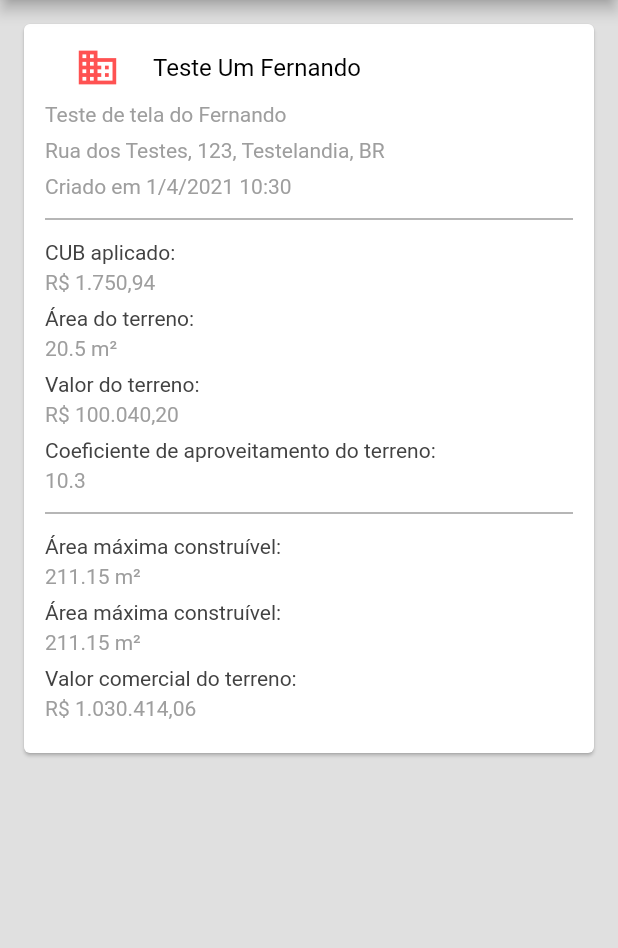
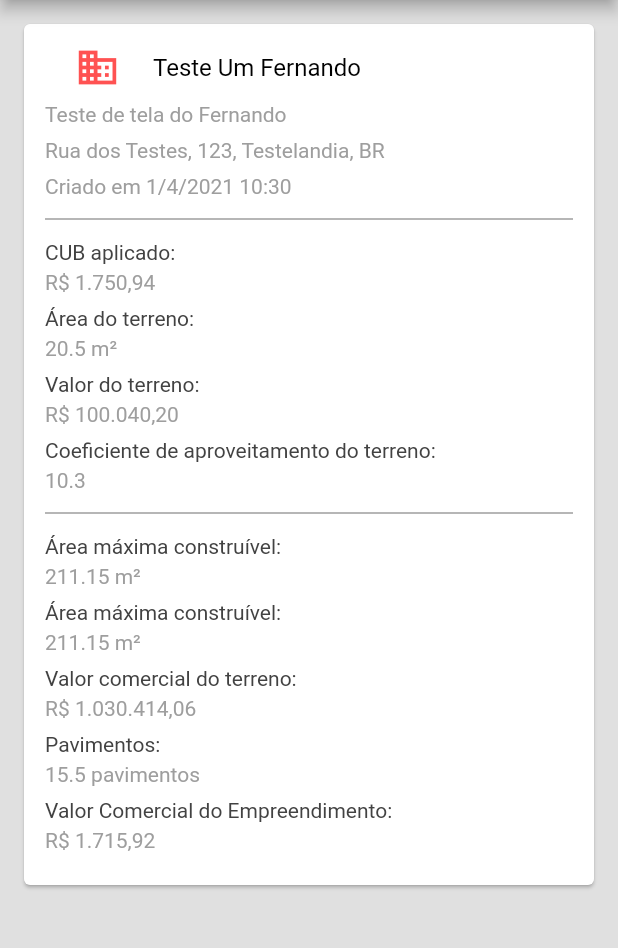
Before and after one commit to fviel/cve_app, a Flutter app: the screen it shows after launch, after a tap on "Exibir", on a phone screen of 412 x 824 dp, the part 84-1032 px from its top. Run offline on Flutter 3.47's test engine with Material 2 defaults, Android fonts, the phone set to English and light mode, and no system bars.

Commit message:
Correção de bugs

```diff
--- a/lib/telas/exibirEmpreendimento.dart
+++ b/lib/telas/exibirEmpreendimento.dart
@@ -24,10 +24,11 @@ class _ExibirEmpreendimentoState extends State<ExibirEmpreendimento> {
     //sempre rodo o build no ststate, então, se o array de dados estiver preenchido, usa ele, senão roteia pra tela
     empreendimento = empreendimento == null ? empreendimento : ModalRoute.of(context).settings.arguments ;
 
-    var f = NumberFormat('###,###.00#', 'pt_BR');
+    var f = NumberFormat('###,###,###.00', 'pt_BR');
     String valorFormatado = f.format(empreendimento.valorComercialTerreno);
     String valorCubFormatado = f.format(empreendimento.valorCub);
     String valorComercialTerrenoFormatado = f.format(empBusiness.calcularValorComercialTerreno(empreendimento));
+    String valorComercialEmpreendimentoFormatado = f.format(empBusiness.calcularValorComercialDasConstrucoes(empreendimento));
 
     return Scaffold(
         backgroundColor: Colors.grey[300],
@@ -323,6 +324,56 @@ class _ExibirEmpreendimentoState extends State<ExibirEmpreendimento> {
                         ),
                         SizedBox(height:8),
 
+                        Text(
+                          'Pavimentos:',
+                          overflow: TextOverflow.ellipsis,
+                          maxLines: 100,
+                          softWrap: false,
+                          textAlign: TextAlign.start,
+                          style: TextStyle(
+                            fontSize: 14.0,
+                            color: Colors.grey[800],
+                          ),
+                        ),
+                        SizedBox(height:4),
+                        Text(
+                          '${empBusiness.calcularNumeroPavimentos(empreendimento).toString()} pavimentos',
+                          overflow: TextOverflow.ellipsis,
+                          maxLines: 100,
+                          softWrap: false,
+                          textAlign: TextAlign.start,
+                          style: TextStyle(
+                            fontSize: 14.0,
+                            color: Colors.grey[500],
+                          ),
+                        ),
+                        SizedBox(height:8),
+
+                        Text(
+                          'Valor Comercial do Empreendimento:',
+                          overflow: TextOverflow.ellipsis,
+                          maxLines: 100,
+                          softWrap: false,
+                          textAlign: TextAlign.start,
+                          style: TextStyle(
+                            fontSize: 14.0,
+                            color: Colors.grey[800],
+                          ),
+                        ),
+                        SizedBox(height:4),
+                        Text(
+                          'R\$ $valorComercialEmpreendimentoFormatado',
+                          overflow: TextOverflow.ellipsis,
+                          maxLines: 100,
+                          softWrap: false,
+                          textAlign: TextAlign.start,
+                          style: TextStyle(
+                            fontSize: 14.0,
+                            color: Colors.grey[500],
+                          ),
+                        ),
+                        SizedBox(height:8),
+
 
 
 
--- a/lib/telas/listarEmpreendimentos.dart
+++ b/lib/telas/listarEmpreendimentos.dart
@@ -24,7 +24,7 @@ class _ListarEmpreendimentosState extends State<ListarEmpreendimentos> {
         nome: 'Teste Dois Fernando oijril j,iovjio jv,iore ',
         descricao: 'Teste de tela do Fernando',
         endereco: 'Rua dos Testes, 123, Testelandia, BR',
-        valorCub: 1750.94,
+        valorCub: 1760.94,
         areaTerreno: 20.50,
         taxaOcupacao: 15.5,
         coeficienteAproveitamento: 10.3,
@@ -35,7 +35,7 @@ class _ListarEmpreendimentosState extends State<ListarEmpreendimentos> {
             'Teste de tela do Fernando, iosfvuih iou hvuihsvui huifv hufv huidfvh uidzfh vuisdfh fvuihd uivh uihvuisdvf',
         endereco:
             'Rua dos Testes, 123, Testelandia, BR, iucbhu nsndc uindfcuibn uicn uidfncuin uicn uidnucn uids',
-        valorCub: 1750.94,
+        valorCub: 1770.94,
         areaTerreno: 20.50,
         taxaOcupacao: 15.5,
         coeficienteAproveitamento: 10.3,
@@ -44,7 +44,7 @@ class _ListarEmpreendimentosState extends State<ListarEmpreendimentos> {
         nome: 'Teste Quatro Fernando oijril j,iovjio jv,iore ',
         descricao: 'Teste de tela do Fernando',
         endereco: 'Rua dos Testes, 123, Testelandia, BR',
-        valorCub: 1750.94,
+        valorCub: 1780.94,
         areaTerreno: 20.50,
         taxaOcupacao: 15.5,
         coeficienteAproveitamento: 10.3,
@@ -55,7 +55,7 @@ class _ListarEmpreendimentosState extends State<ListarEmpreendimentos> {
             'Teste de tela do Fernando, iosfvuih iou hvuihsvui huifv hufv huidfvh uidzfh vuisdfh fvuihd uivh uihvuisdvf',
         endereco:
             'Rua dos Testes, 123, Testelandia, BR, iucbhu nsndc uindfcuibn uicn uidfncuin uicn uidnucn uids',
-        valorCub: 1750.94,
+        valorCub: 1950.94,
         areaTerreno: 20.50,
         taxaOcupacao: 15.5,
         coeficienteAproveitamento: 10.3,
@@ -64,7 +64,7 @@ class _ListarEmpreendimentosState extends State<ListarEmpreendimentos> {
         nome: 'Teste Seis Fernando oijril j,iovjio jv,iore ',
         descricao: 'Teste de tela do Fernando',
         endereco: 'Rua dos Testes, 123, Testelandia, BR',
-        valorCub: 1750.94,
+        valorCub: 200050.94,
         areaTerreno: 20.50,
         taxaOcupacao: 15.5,
         coeficienteAproveitamento: 10.3,
```
